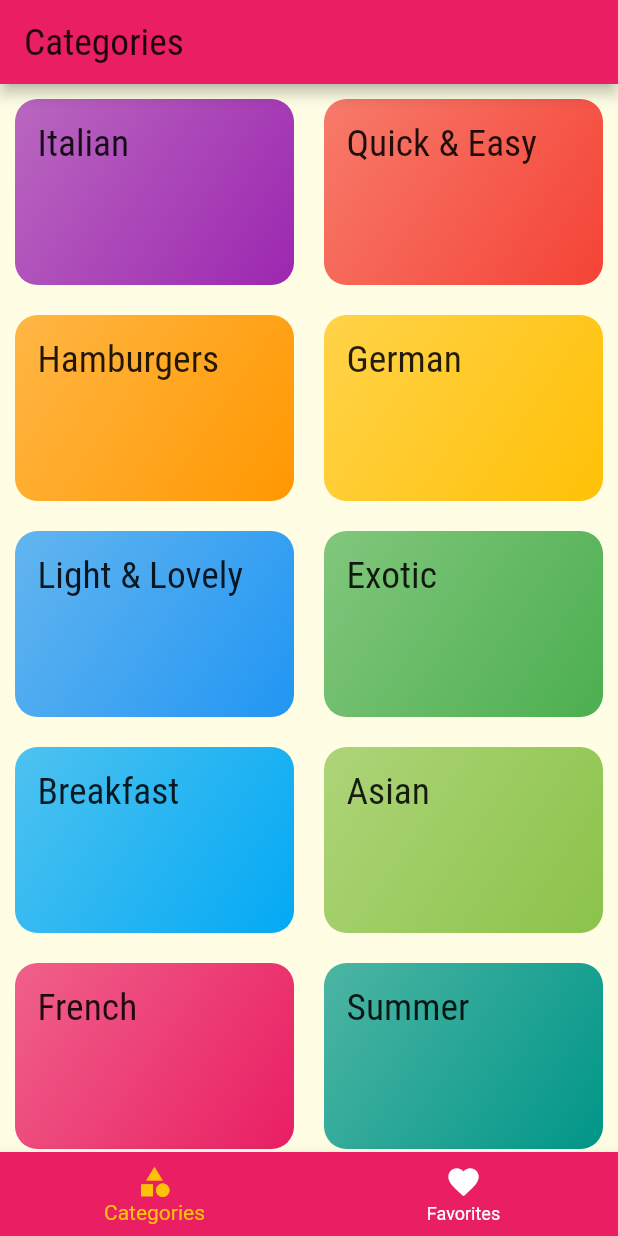
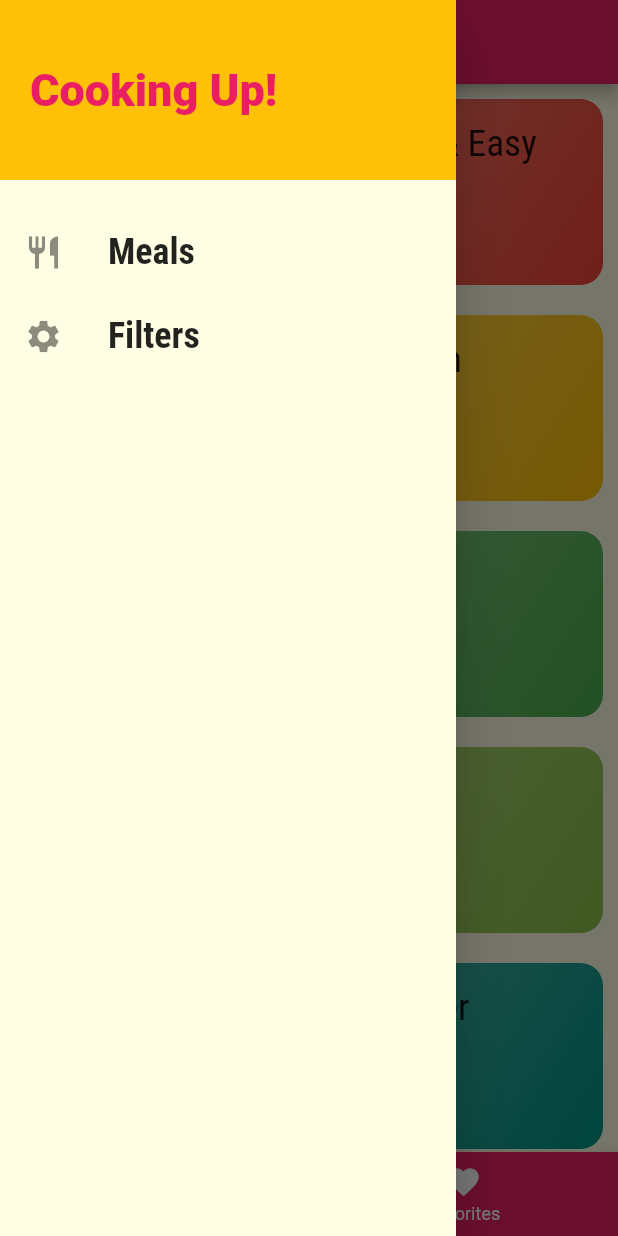
Before and after one commit to Husseinadq/DeliMeals, a Flutter app: the screen it shows after launch, with the side drawer open (before the commit the screen has no drawer), on a phone screen of 412 x 824 dp. Run offline on Flutter 3.47's test engine with Material 2 defaults, Android fonts, the phone set to English and light mode, and no system bars.

Commit message:
adding drawer

```diff
--- a/lib/main.dart
+++ b/lib/main.dart
@@ -1,15 +1,25 @@
-import 'dart:ui';
-import 'package:delimeals/screens/meal_screen_details.dart';
-import 'package:delimeals/screens/tabs_screen.dart';
 import 'package:flutter/material.dart';
 
-import 'screens/categories_screen.dart';
-import 'screens/category_meals_screen.dart';
+import './screens/filters_screen.dart';
+import './screens/meal_screen_details.dart';
+import './screens/tabs_screen.dart';
+import './screens/categories_screen.dart';
+import './screens/category_meals_screen.dart';
 
 void main() => runApp(MyApp());
 
-class MyApp extends StatelessWidget {
+class MyApp extends StatefulWidget {
+  @override
+  State<MyApp> createState() => _MyAppState();
+}
+
+class _MyAppState extends State<MyApp> {
   // This widget is the root of your application.
+  Map<String, bool> _filters = {
+    'gluten':false,'lactose':false,'vegan':false,'vegetarian':false
+  };
+  void _setFilters(Map<String,bool> filterData){}
+
   @override
   Widget build(BuildContext context) {
     return MaterialApp(
@@ -31,10 +41,12 @@ class MyApp extends StatelessWidget {
                 titleSmall:
                     TextStyle(fontFamily: 'RobotoCondensed', fontSize: 20),
               )),
-      home: TabScreen(),
+      initialRoute: '/',
       routes: {
-        CategoryMealsScreen.routeName:((context) => CategoryMealsScreen()),
-        MealScreenDetails.routeName:(context) => MealScreenDetails()
+        '/': (context) => TabScreen(),
+        CategoryMealsScreen.routeName: ((context) => CategoryMealsScreen()),
+        MealScreenDetails.routeName: (context) => MealScreenDetails(),
+        FilterScreen.routeName: (context) => FilterScreen()
       },
     );
   }
--- a/lib/screens/tabs_screen.dart
+++ b/lib/screens/tabs_screen.dart
@@ -1,3 +1,4 @@
+import 'package:delimeals/widgets/main_drawer.dart';
 import 'package:flutter/material.dart';
 
 import './categories_screen.dart';
@@ -10,8 +11,8 @@ class TabScreen extends StatefulWidget {
 
 class _TabScreenState extends State<TabScreen> {
   final List<Map<String, dynamic>> _pages = [
-    {'page':CategoriesScreen(),'title':'Categories'},
-    {'page':FavoriteScreen(),'title':'Favorite'}
+    {'page': CategoriesScreen(), 'title': 'Categories'},
+    {'page': FavoriteScreen(), 'title': 'Favorite'}
   ];
 
   int _selectedPageIndex = 0;
@@ -31,6 +32,7 @@ class _TabScreenState extends State<TabScreen> {
           style: Theme.of(context).textTheme.titleMedium,
         ),
       ),
+      drawer: MainDrawer(),
       body: _pages[_selectedPageIndex]['page'],
       bottomNavigationBar: BottomNavigationBar(
         onTap: _selectPage,
--- /dev/null
+++ b/lib/widgets/main_drawer.dart
@@ -0,0 +1,54 @@
+import 'package:delimeals/screens/filters_screen.dart';
+import 'package:flutter/material.dart';
+import 'package:flutter/src/widgets/container.dart';
+import 'package:flutter/src/widgets/framework.dart';
+
+class MainDrawer extends StatelessWidget {
+  const MainDrawer({super.key});
+
+  Widget buildListTile(String title, IconData icon, String rout,BuildContext context) {
+    return ListTile(
+      leading: Icon(
+        icon,
+        size: 26,
+      ),
+      title: Text(
+        title,
+        style: TextStyle(
+            fontFamily: 'RobotoCondensed',
+            fontSize: 24,
+            fontWeight: FontWeight.bold),
+      ),
+      onTap: () {
+          Navigator.of(context).pushReplacementNamed(rout);
+        },
+    );
+  }
+
+  @override
+  Widget build(BuildContext context) {
+    return Drawer(
+      child: Column(children: [
+        Container(
+          height: 120,
+          width: double.infinity,
+          padding: EdgeInsets.all(20),
+          alignment: Alignment.centerLeft,
+          color: Theme.of(context).accentColor,
+          child: Text(
+            'Cooking Up!',
+            style: TextStyle(
+                fontWeight: FontWeight.w900,
+                fontSize: 30,
+                color: Theme.of(context).primaryColor),
+          ),
+        ),
+        SizedBox(
+          height: 20,
+        ),
+        buildListTile('Meals', Icons.restaurant,'/',context),
+        buildListTile('Filters', Icons.settings, FilterScreen.routeName,context)
+      ]),
+    );
+  }
+}
```
Also changed, not shown: lib/screens/category_meals_screen.dart (+47 -17 lines), lib/screens/filters_screen.dart (added, +81 -0 lines), lib/screens/meal_screen_details.dart (+13 -3 lines), lib/widgets/meal_item.dart (+14 -4 lines), lib/widgets/switch_listtile.dart (added, +22 -0 lines).
